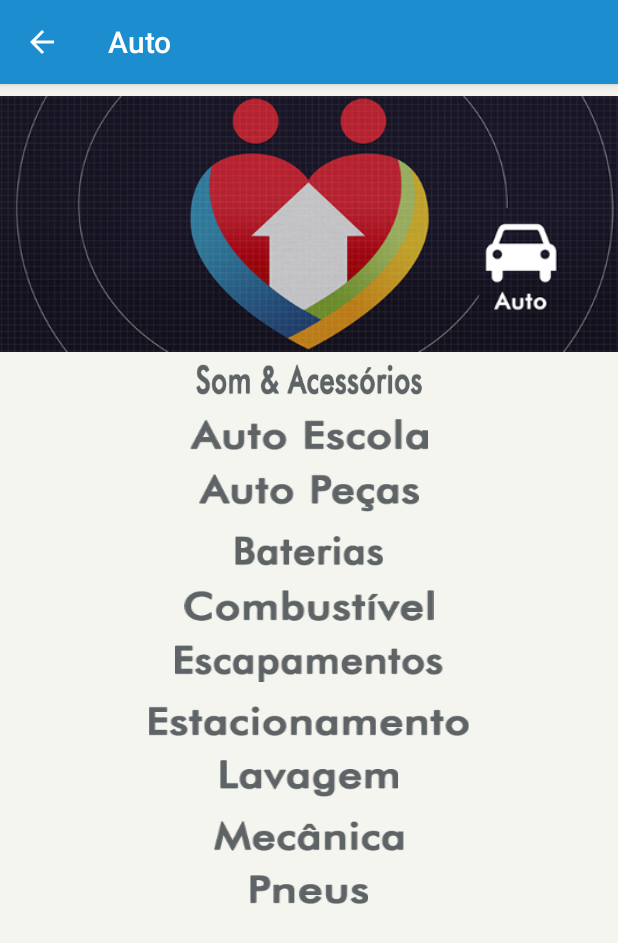
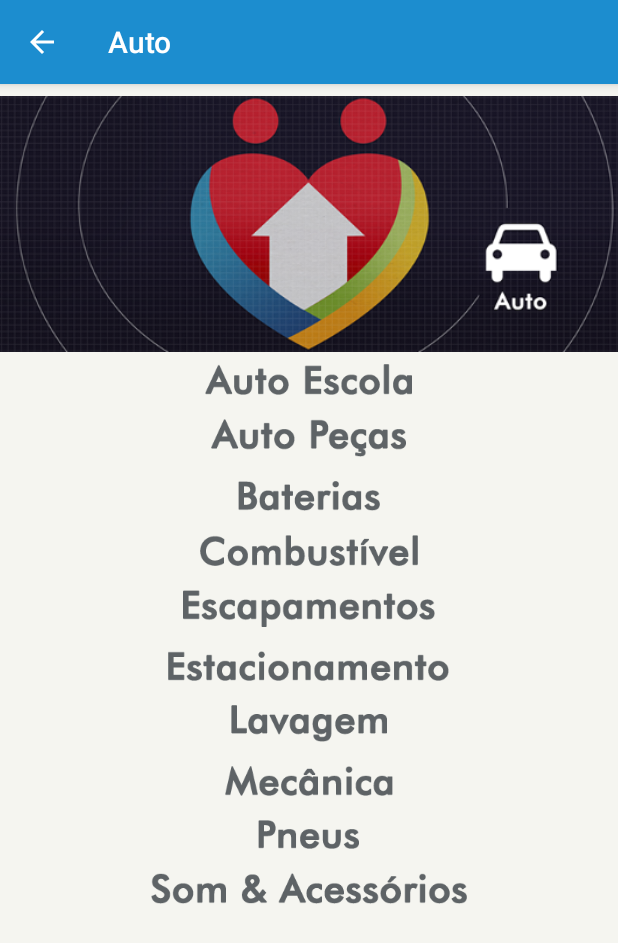
Before and after one commit to cesar1287/BrasilCardFacil-android-app, an Android app: the PartnerAutoActivity screen opened directly, with no data from a screen before it, on a phone screen of 412 x 824 dp. Shown: the top 943 px of the screen. Run offline under Robolectric (Android 15) with nearby library versions, the light colour scheme and no system bars.

Commit message:
Atualização na tela de Auto para melhor aprensentação de textos

```diff
--- a/app/src/main/res/layout/activity_partner_auto.xml
+++ b/app/src/main/res/layout/activity_partner_auto.xml
@@ -21,104 +21,104 @@
             android:layout_marginTop="8sp"/>
 
         <ImageButton
-            android:id="@+id/auto_accessories"
+            android:id="@+id/auto_driving_school"
             android:contentDescription="@string/image_clinic_screen_partner"
-            android:layout_width="match_parent"
+            android:layout_width="wrap_content"
             android:layout_height="wrap_content"
             android:layout_below="@id/main_banner"
-            android:background="@drawable/parceiros_auto_0009_acessorios"
-            android:layout_margin="8sp"
-            android:scaleX="0.38"/>
-
-        <ImageButton
-            android:id="@+id/auto_driving_school"
-            android:contentDescription="@string/image_clinic_screen_partner"
-            android:layout_width="match_parent"
-            android:layout_height="wrap_content"
-            android:layout_below="@id/auto_accessories"
+            android:layout_centerHorizontal="true"
             android:background="@drawable/parceiros_auto_0010_auto_escola"
-            android:layout_margin="8sp"
-            android:scaleX="0.4"/>
+            android:layout_margin="8sp"/>
 
         <ImageButton
             android:id="@+id/auto_auto_parts"
             android:contentDescription="@string/dentistry_image_screen_partner"
-            android:layout_width="match_parent"
+            android:layout_width="wrap_content"
             android:layout_height="wrap_content"
             android:layout_below="@id/auto_driving_school"
+            android:layout_centerHorizontal="true"
             android:background="@drawable/parceiros_auto_0010_autopecas"
-            android:layout_margin="8sp"
-            android:scaleX="0.37"/>
+            android:layout_margin="8sp"/>
 
         <ImageButton
             android:id="@+id/auto_batterie"
             android:contentDescription="@string/dentistry_image_screen_partner"
-            android:layout_width="match_parent"
+            android:layout_width="wrap_content"
             android:layout_height="wrap_content"
             android:layout_below="@id/auto_auto_parts"
+            android:layout_centerHorizontal="true"
             android:background="@drawable/parceiros_auto_0010_bateria"
-            android:layout_margin="8sp"
-            android:scaleX="0.25"/>
+            android:layout_margin="8sp"/>
 
         <ImageButton
             android:id="@+id/auto_fuel"
             android:contentDescription="@string/veterinary_image_screen_partner"
-            android:layout_width="match_parent"
+            android:layout_width="wrap_content"
             android:layout_height="wrap_content"
             android:layout_below="@id/auto_batterie"
+            android:layout_centerHorizontal="true"
             android:background="@drawable/parceiros_auto_0011_combustivel"
-            android:layout_margin="8sp"
-            android:scaleX="0.42"/>
+            android:layout_margin="8sp"/>
 
         <ImageButton
             android:id="@+id/auto_escapement"
             android:contentDescription="@string/lab_image_screen_partner"
-            android:layout_width="match_parent"
+            android:layout_width="wrap_content"
             android:layout_height="wrap_content"
             android:layout_below="@id/auto_fuel"
+            android:layout_centerHorizontal="true"
             android:background="@drawable/parceiros_auto_0012_escapamento"
-            android:layout_margin="8sp"
-            android:scaleX="0.45"/>
+            android:layout_margin="8sp"/>
 
         <ImageButton
             android:id="@+id/auto_parking"
             android:contentDescription="@string/trade_image_screen_partner"
-            android:layout_width="match_parent"
+            android:layout_width="wrap_content"
             android:layout_height="wrap_content"
             android:layout_below="@id/auto_escapement"
+            android:layout_centerHorizontal="true"
             android:background="@drawable/parceiros_auto_0013_estacionamento"
-            android:layout_margin="8sp"
-            android:scaleX="0.54"/>
+            android:layout_margin="8sp"/>
 
         <ImageButton
             android:id="@+id/auto_wash"
             android:contentDescription="@string/veterinary_image_screen_partner"
-            android:layout_width="match_parent"
+            android:layout_width="wrap_content"
             android:layout_height="wrap_content"
             android:layout_below="@id/auto_parking"
+            android:layout_centerHorizontal="true"
             android:background="@drawable/parceiros_auto_0014_lavagem"
-            android:layout_margin="8sp"
-            android:scaleX="0.3"/>
+            android:layout_margin="8sp"/>
 
         <ImageButton
             android:id="@+id/auto_mechanical"
             android:contentDescription="@string/lab_image_screen_partner"
-            android:layout_width="match_parent"
+            android:layout_width="wrap_content"
             android:layout_height="wrap_content"
             android:layout_below="@id/auto_wash"
+            android:layout_centerHorizontal="true"
             android:background="@drawable/parceiros_auto_0015_mecanica"
-            android:layout_margin="8sp"
-            android:scaleX="0.32"/>
+            android:layout_margin="8sp"/>
 
         <ImageButton
             android:id="@+id/auto_tire"
             android:contentDescription="@string/trade_image_screen_partner"
-            android:layout_width="match_parent"
+            android:layout_width="wrap_content"
             android:layout_height="wrap_content"
             android:layout_below="@id/auto_mechanical"
+            android:layout_centerHorizontal="true"
             android:background="@drawable/parceiros_auto_0016_pneus"
-            android:layout_margin="8sp"
-            android:scaleX="0.2"/>
+            android:layout_margin="8sp"/>
+
+        <ImageButton
+            android:id="@+id/auto_accessories"
+            android:contentDescription="@string/image_clinic_screen_partner"
+            android:layout_width="wrap_content"
+            android:layout_height="wrap_content"
+            android:layout_below="@id/auto_tire"
+            android:layout_centerHorizontal="true"
+            android:background="@drawable/parceiros_auto_0009_acessorios"
+            android:layout_margin="8sp"/>
     </RelativeLayout>
 
 </ScrollView>
```
